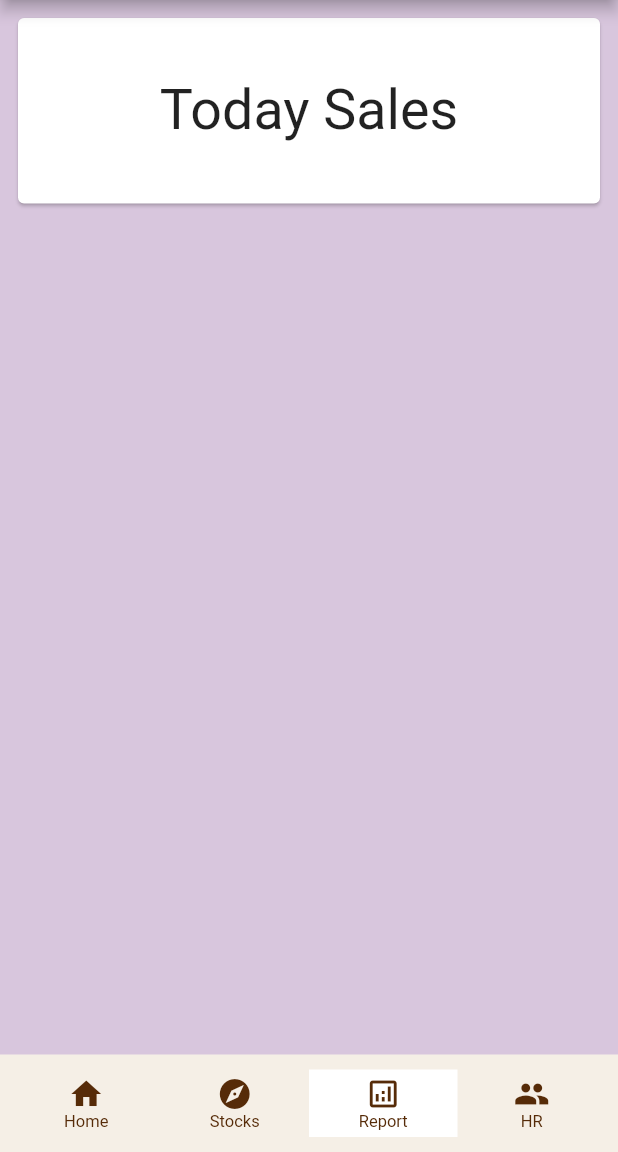
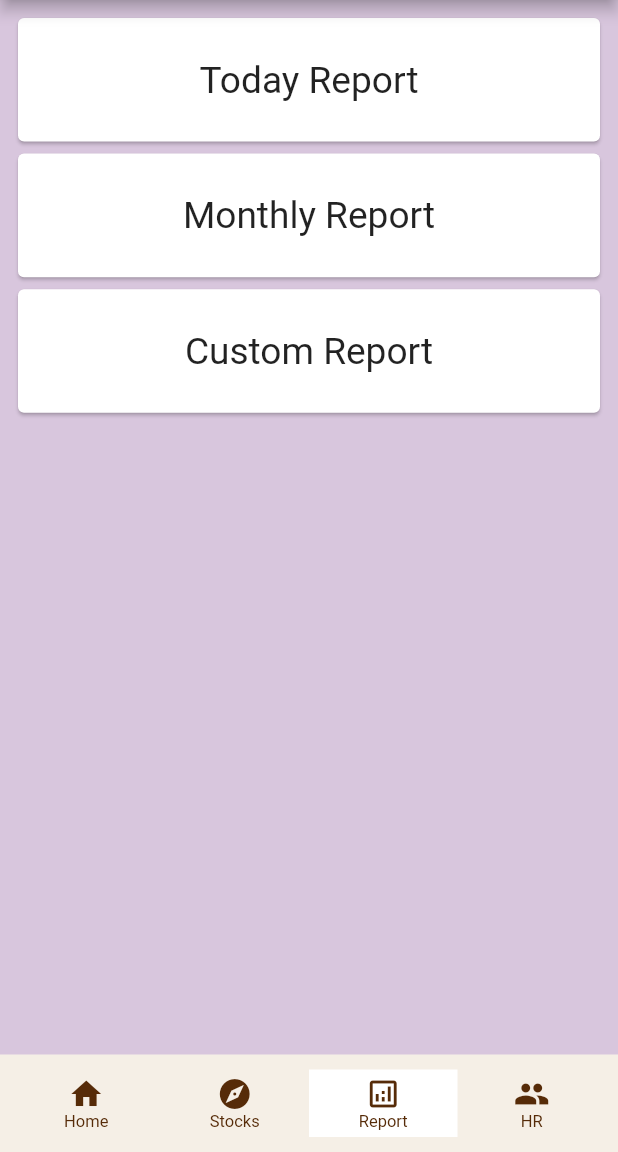
Before and after one commit to IntoloIndia/emanagementapp, a Flutter app: the screen it shows after launch, item 3 of the bottom bar chosen, on a phone screen of 412 x 824 dp, the part 84-1236 px from its top. Run offline on Flutter 3.47's test engine with Material 2 defaults, Android fonts, the phone set to English and light mode, and no system bars; drawn by our look-alikes of floating_bottom_navigation_bar; our stand-ins replace carousel_slider, flutter_dotenv, multi_select_flutter, syncfusion_flutter_calendar; network calls fail.

Commit message:
code merging

```diff
--- a/lib/view/report.dart
+++ b/lib/view/report.dart
@@ -1,3 +1,4 @@
+import 'package:emanagementapp/view/todayreport.dart';
 import 'package:flutter/material.dart';
 
 class Reports extends StatefulWidget {
@@ -17,14 +18,42 @@ class _ReportsState extends State<Reports> {
       margin: EdgeInsets.all(8),
       child: Column(
         children: [
+          InkWell(
+            onTap: () {
+              Navigator.push(context,
+                  MaterialPageRoute(builder: (context) => TodayReport()));
+            },
+            child: Card(
+              child: Container(
+                height: height * 0.1,
+                width: width,
+                child: Center(
+                    child: Text(
+                  "Today Report",
+                  style: TextStyle(fontSize: height * 0.03),
+                )),
+              ),
+            ),
+          ),
           Card(
             child: Container(
-              height: height * 0.15,
+              height: height * 0.1,
               width: width,
               child: Center(
                   child: Text(
-                "Today Sales",
-                style: TextStyle(fontSize: height * 0.045),
+                "Monthly Report",
+                style: TextStyle(fontSize: height * 0.03),
+              )),
+            ),
+          ),
+          Card(
+            child: Container(
+              height: height * 0.1,
+              width: width,
+              child: Center(
+                  child: Text(
+                "Custom Report",
+                style: TextStyle(fontSize: height * 0.03),
               )),
             ),
           )
```
Also changed, not shown: lib/view/homepage.dart (+2 -5 lines), lib/view/todayreport.dart (added, +50 -0 lines), lib/view/stocksmanage.dart (line endings or trailing spaces).
